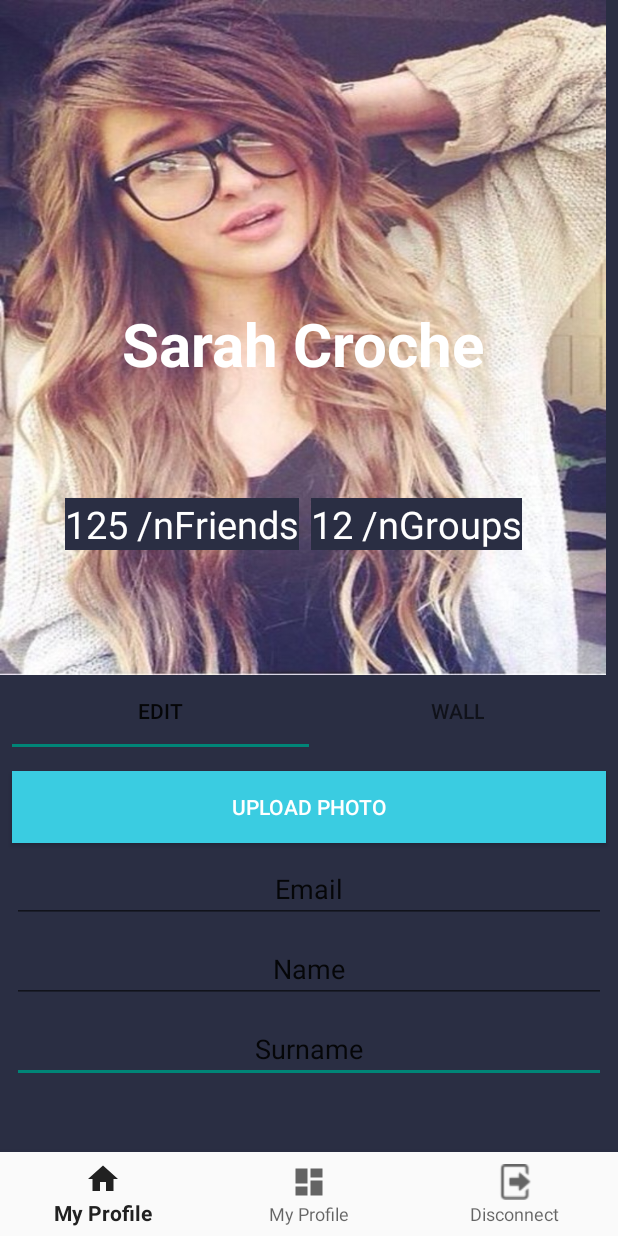
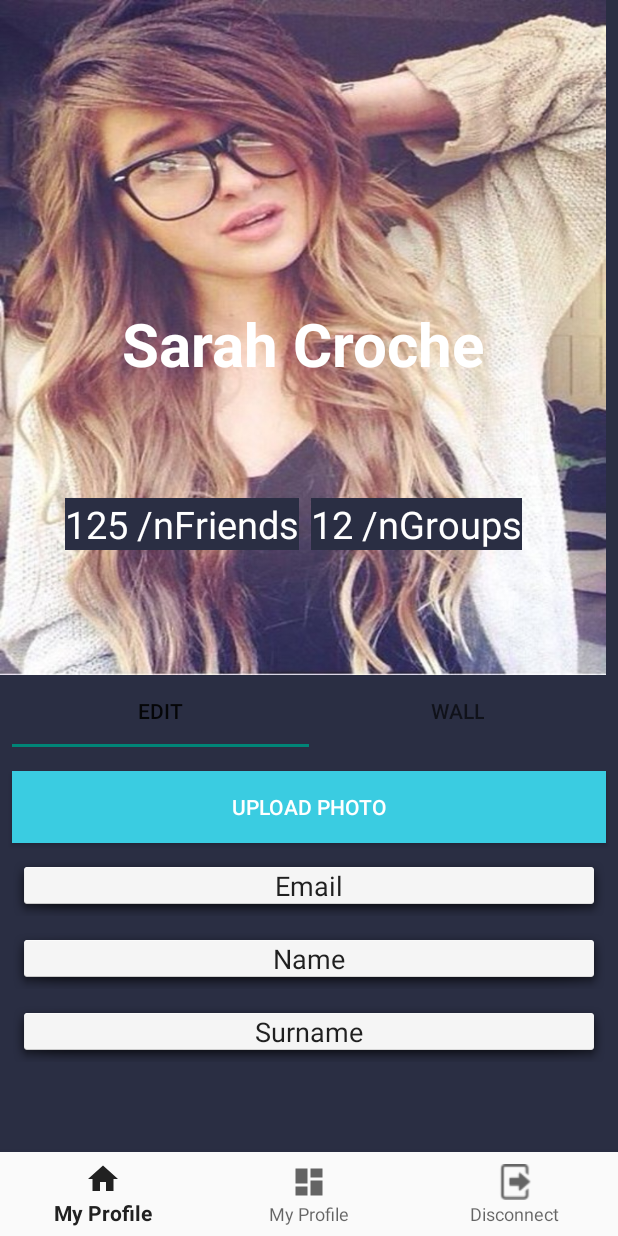
Before and after one commit to BartholomeLeBruno/behere, an Android app: the EditProfileFragment screen opened directly, with no data from a screen before it, on a phone screen of 412 x 824 dp. Run offline under Robolectric (Android 15) with nearby library versions, the phone set to English and light mode, and no system bars.

Commit message:
add shadow behind editText

```diff
--- a/app/src/main/res/layout/activity_create_group.xml
+++ b/app/src/main/res/layout/activity_create_group.xml
@@ -40,7 +40,7 @@
         android:layout_marginTop="50dp"
         android:layout_marginEnd="16dp"
         android:hint="@string/name_champ"
-        android:background="@drawable/myrect"
+        android:background="@android:drawable/dialog_holo_light_frame"
         android:textAlignment="center"
         android:textSize="24sp"
         app:layout_constraintEnd_toEndOf="parent"
@@ -53,9 +53,9 @@
         android:layout_height="wrap_content"
         android:layout_marginStart="16dp"
         android:layout_marginTop="50dp"
-        android:background="@drawable/myrect"
         android:layout_marginEnd="16dp"
-        android:text="TextView"
+        android:background="@android:drawable/dialog_holo_light_frame"
+        android:hint="@string/email_champ"
         android:textAlignment="center"
         android:textSize="24sp"
         app:layout_constraintEnd_toEndOf="parent"
--- a/app/src/main/res/layout/activity_login.xml
+++ b/app/src/main/res/layout/activity_login.xml
@@ -40,10 +40,10 @@
                 android:id="@+id/login"
                 android:layout_width="match_parent"
                 android:layout_height="wrap_content"
+                android:background="@android:drawable/dialog_holo_light_frame"
                 android:autofillHints="@string/email_champ"
                 android:hint="@string/email_champ"
                 android:inputType="textEmailAddress"
-                android:textColor="@color/common_google_signin_btn_text_dark_default"
                 android:textColorHint="#F6F6F6"
                  />
         </android.support.design.widget.TextInputLayout>
@@ -59,11 +59,11 @@
                 android:layout_height="match_parent"
                 android:hint="@string/password_champ"
                 android:autofillHints="@string/password_champ"
+                android:background="@android:drawable/dialog_holo_light_frame"
                 android:imeActionId="6"
                 android:imeActionLabel="@string/action_sign_in_short"
                 android:imeOptions="actionUnspecified"
                 android:inputType="textPassword"
-                android:textColor="@color/browser_actions_bg_grey"
                 android:textColorHint="#F6F6F6" />
         </android.support.design.widget.TextInputLayout>
 
--- a/app/src/main/res/layout/fragment_edit.xml
+++ b/app/src/main/res/layout/fragment_edit.xml
@@ -26,6 +26,7 @@
         android:layout_marginStart="8dp"
         android:layout_marginTop="8dp"
         android:layout_marginEnd="8dp"
+        android:background="@android:drawable/dialog_holo_light_frame"
         android:ems="10"
         android:inputType="textEmailAddress"
         android:text="@string/email_champ"
@@ -41,6 +42,7 @@
         android:layout_marginStart="8dp"
         android:layout_marginTop="8dp"
         android:layout_marginEnd="8dp"
+        android:background="@android:drawable/dialog_holo_light_frame"
         android:ems="10"
         android:inputType="textPersonName"
         android:text="@string/name_champ"
@@ -57,6 +59,7 @@
         android:layout_marginTop="8dp"
         android:layout_marginEnd="8dp"
         android:text="@string/surnname_champ"
+        android:background="@android:drawable/dialog_holo_light_frame"
         android:ems="10"
         android:inputType="textPersonName"
         android:textAlignment="center"
```
